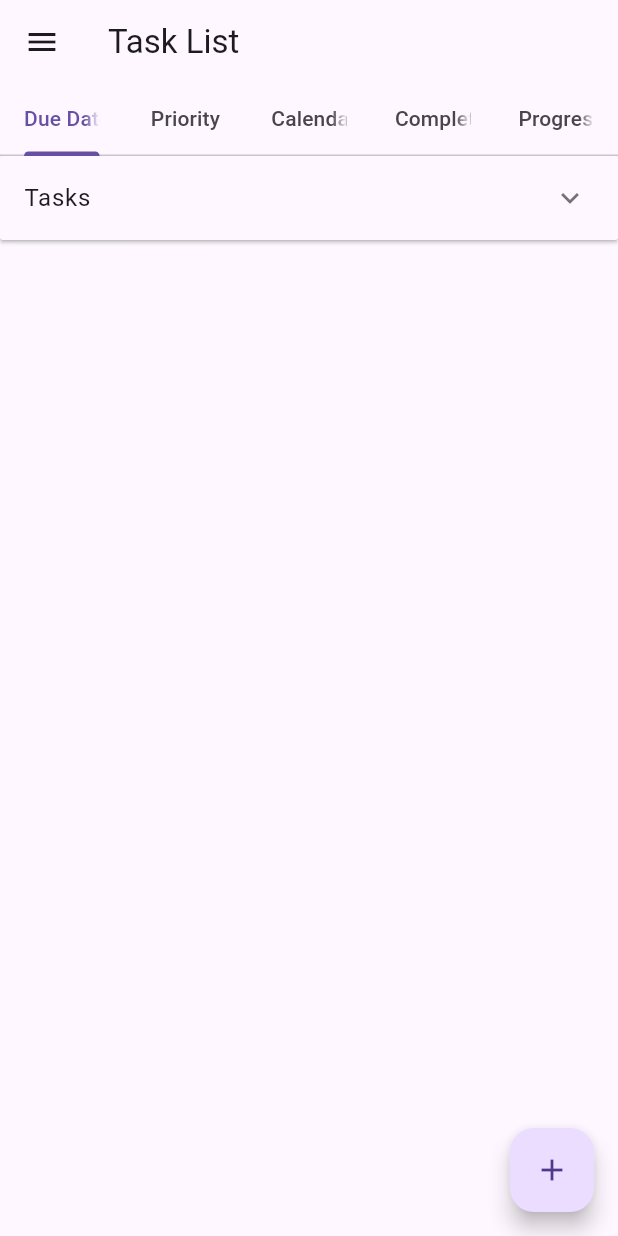
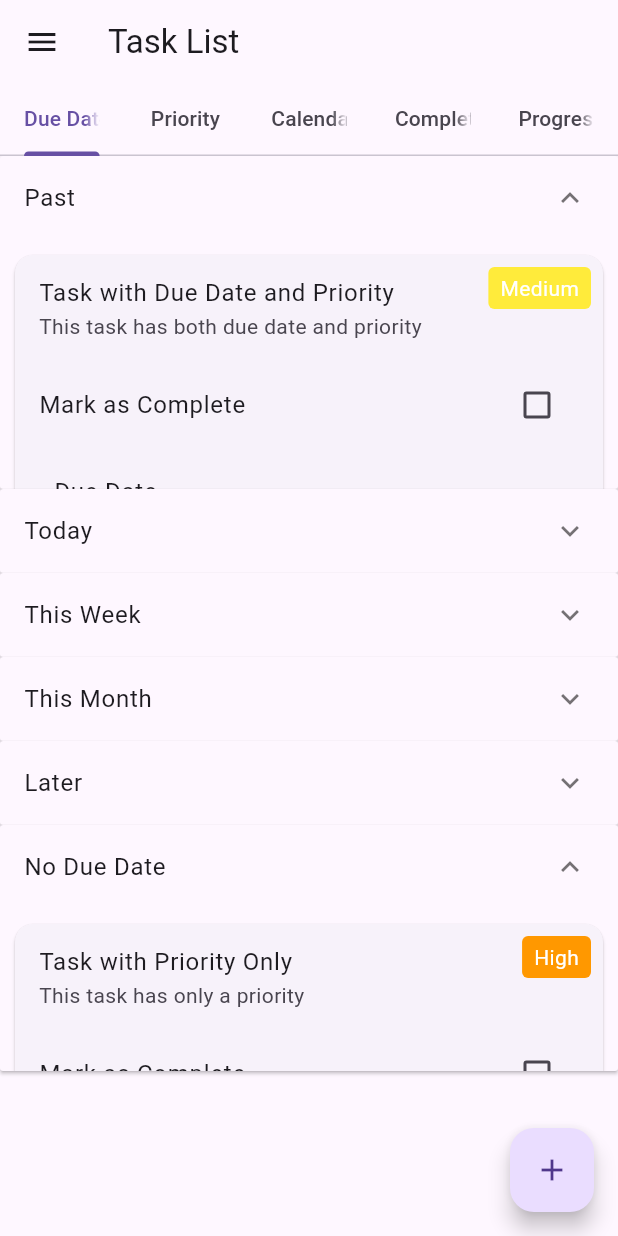
Before and after one commit to Team-1-Seoultech-Adv-SoftEng-2023/Glenn, a Flutter app: the screen it shows after launch, on a phone screen of 412 x 824 dp. Run offline on Flutter 3.47's test engine with Material 3 defaults, Android fonts, the phone set to English and light mode, and no system bars; our stand-ins replace fl_chart, table_calendar.

Commit message:
working collapsable categories

```diff
--- /dev/null
+++ b/lib/category_list_view.dart
@@ -0,0 +1,45 @@
+// category_list_view.dart
+import 'package:flutter/material.dart';
+import 'task/task.dart';
+import 'task/collapsible_task_list.dart';
+
+class CategoryListView extends StatelessWidget {
+  final List<List<Task>> taskCategories;
+  final List<String> categoryNames;
+  final Function(Task, bool) updateTaskCompletionStatus;
+  final Function(Task) onTaskUpdated;
+  final Function(Task) onTaskCreated;
+  final Function(Task) onTaskDeleted;
+
+  CategoryListView({
+    required this.taskCategories,
+    required this.categoryNames,
+    required this.updateTaskCompletionStatus,
+    required this.onTaskUpdated,
+    required this.onTaskCreated,
+    required this.onTaskDeleted,
+  });
+
+  @override
+  Widget build(BuildContext context) {
+    return SingleChildScrollView(
+      child: Column(
+        children: List.generate(
+          taskCategories.length,
+          (index) => _buildTaskCategory(categoryNames[index], taskCategories[index]),
+        ),
+      ),
+    );
+  }
+
+  Widget _buildTaskCategory(String categoryName, List<Task> tasks) {
+    return CollapsibleTaskList(
+      tasks: tasks,
+      updateTaskCompletionStatus: updateTaskCompletionStatus,
+      onTaskUpdated: onTaskUpdated,
+      onTaskCreated: onTaskCreated,
+      onTaskDeleted: onTaskDeleted,
+      name: categoryName,
+    );
+  }
+}
--- /dev/null
+++ b/lib/due_date_list.dart
@@ -0,0 +1,75 @@
+// due_date_list_view.dart
+import 'package:flutter/material.dart';
+import 'task/task.dart';
+import 'category_list_view.dart';
+
+class DueDateListView extends StatelessWidget {
+  final List<Task> tasks;
+  final Function(Task, bool) updateTaskCompletionStatus;
+  final Function(Task) onTaskUpdated;
+  final Function(Task) onTaskCreated;
+  final Function(Task) onTaskDeleted;
+
+  DueDateListView({
+    required this.tasks,
+    required this.updateTaskCompletionStatus,
+    required this.onTaskUpdated,
+    required this.onTaskCreated,
+    required this.onTaskDeleted,
+  });
+
+  @override
+  Widget build(BuildContext context) {
+    // Organize tasks into categories
+    List<Task> pastTasks = [];
+    List<Task> todayTasks = [];
+    List<Task> thisWeekTasks = [];
+    List<Task> thisMonthTasks = [];
+    List<Task> laterTasks = [];
+    List<Task> noDueDateTasks = [];
+
+    DateTime now = DateTime.now();
+
+    for (Task task in tasks) {
+      if (task.hasDueDate) {
+        DateTime dueDate = task.getDueDate()!;
+        if (dueDate.isBefore(now)) {
+          pastTasks.add(task); // Tasks in the past
+        } else if (dueDate.isBefore(now.add(Duration(days: 7)))) {
+          todayTasks.add(task);
+        } else if (dueDate.isBefore(now.add(Duration(days: 30)))) {
+          thisWeekTasks.add(task);
+        } else if (dueDate.isBefore(now.add(Duration(days: 30)))) {
+          thisMonthTasks.add(task);
+        } else {
+          laterTasks.add(task);
+        }
+      } else {
+        noDueDateTasks.add(task);
+      }
+    }
+
+    return CategoryListView(
+      taskCategories: [
+        pastTasks,
+        todayTasks,
+        thisWeekTasks,
+        thisMonthTasks,
+        laterTasks,
+        noDueDateTasks,
+      ],
+      categoryNames: [
+        "Past",
+        "Today",
+        "This Week",
+        "This Month",
+        "Later",
+        "No Due Date",
+      ],
+      updateTaskCompletionStatus: updateTaskCompletionStatus,
+      onTaskUpdated: onTaskUpdated,
+      onTaskCreated: onTaskCreated,
+      onTaskDeleted: onTaskDeleted,
+    );
+  }
+}
--- a/lib/fields/due_date_field.dart
+++ b/lib/fields/due_date_field.dart
@@ -1,3 +1,4 @@
+//due_date_field.dart
 import 'package:flutter/material.dart';
 import 'task_field.dart';
 
--- a/lib/main.dart
+++ b/lib/main.dart
@@ -1,10 +1,12 @@
 //main.dart
+//import main pages
 import 'package:flutter/material.dart';
 import 'task_detail_page.dart'; // Import the task_detail_page.dart file
 import 'task_creation_page.dart'; // Import the task_creation_page.dart file
 import 'completed_tasks_page.dart'; // Import the CompletedTasksPage widget
 import 'calendar_view.dart';
 import 'user_progress_screen.dart';
+import 'due_date_list.dart';
 
 // import task and utilities
 import 'task/task.dart';
@@ -82,6 +84,7 @@ extension IterableExtensions<E> on Iterable<E> {
     return isEmpty ? null : first;
   }
 }
+
 void main() {
   runApp(MaterialApp(
     home: MyApp(tasks: tasks),
@@ -196,23 +199,14 @@ class _MyAppState extends State<MyApp> {
           ),
           body: TabBarView(
             children: [
-              // Wrap CollapsibleTaskList with ListView
-              ListView(
-                shrinkWrap: true,
-                physics: NeverScrollableScrollPhysics(),
-                children: [
-                  CollapsibleTaskList(
-                    tasks: TaskSorter.sortByDueDate(widget.tasks),
+              DueDateListView(
+                tasks: widget.tasks,
                 updateTaskCompletionStatus: _updateTaskCompletionStatus,
-                    onTaskUpdated: (updatedTask) {
-                      // Handle the updated task here
-                      // Optionally, you can update the UI or perform other actions.
-                    },
+                onTaskUpdated: handleTaskUpdated,
                 onTaskCreated: handleTaskCreated,
                 onTaskDeleted: handleTaskDeleted,
               ),
-                ],
-              ),
+
 
               TaskList(
                 tasks: TaskSorter.sortByPriority(widget.tasks),
@@ -254,7 +248,6 @@ class _MyAppState extends State<MyApp> {
             },
             child: const Icon(Icons.add),
           ),
-
         ),
       ),
     );
--- a/lib/task/collapsible_task_list.dart
+++ b/lib/task/collapsible_task_list.dart
@@ -1,15 +1,15 @@
-//expandable_task_list.dart
+// collapsible_task_list.dart
 import 'package:flutter/material.dart';
 import 'task.dart';
-import 'task_card.dart';
 import 'task_list.dart';
 
 class CollapsibleTaskList extends StatefulWidget {
   final List<Task> tasks;
-  final Function(Task) onTaskUpdated; // Add the callback
-  final Function(Task) onTaskCreated; // Add the callback
-  final Function(Task) onTaskDeleted; // Add the callback
+  final Function(Task) onTaskUpdated;
+  final Function(Task) onTaskCreated;
+  final Function(Task) onTaskDeleted;
   final Function(Task, bool) updateTaskCompletionStatus;
+  final String name; // New property to store the category name
 
   const CollapsibleTaskList({
     Key? key,
@@ -18,6 +18,7 @@ class CollapsibleTaskList extends StatefulWidget {
     required this.onTaskUpdated,
     required this.onTaskCreated,
     required this.onTaskDeleted,
+    required this.name, // Added property
   }) : super(key: key);
 
   @override
@@ -25,11 +26,30 @@ class CollapsibleTaskList extends StatefulWidget {
 }
 
 class _CollapsibleTaskListState extends State<CollapsibleTaskList> {
-  bool isExpanded = false;
+  late bool isExpanded;
+  double expandedHeight = 0.0;
+
+  @override
+  void initState() {
+    super.initState();
+    // Check if tasks list is not empty, then expand by default
+    isExpanded = widget.tasks.isNotEmpty;
+    // Calculate the expanded height based on the number of tasks
+    expandedHeight = calculateExpandedHeight(widget.tasks.length);
+  }
+
+  double calculateExpandedHeight(int numberOfTasks) {
+    // Adjust this value based on your requirements
+    const taskHeight = 50.0;
+    const spacingHeight = 8.0;
+    return numberOfTasks * taskHeight + (numberOfTasks - 1) * spacingHeight;
+  }
 
   void toggleExpansion() {
     setState(() {
       isExpanded = !isExpanded;
+      // Recalculate the expanded height when toggling
+      expandedHeight = calculateExpandedHeight(widget.tasks.length);
     });
   }
 
@@ -45,12 +65,12 @@ class _CollapsibleTaskListState extends State<CollapsibleTaskList> {
         ExpansionPanel(
           headerBuilder: (BuildContext context, bool isExpanded) {
             return ListTile(
-              title: Text('Tasks'),
+              title: Text(widget.name), // Display the category name
             );
           },
           body: AnimatedContainer(
             duration: Duration(milliseconds: 500),
-            height: isExpanded ? 200.0 : 0.0,
+            height: isExpanded ? expandedHeight : 0.0,
             child: TaskList(
               tasks: widget.tasks,
               updateTaskCompletionStatus: widget.updateTaskCompletionStatus,
--- a/lib/task/task.dart
+++ b/lib/task/task.dart
@@ -1,3 +1,4 @@
+//task.dart
 import '../fields/task_field.dart';
 import '../fields/priority_field.dart';
 import '../fields/due_date_field.dart';
```
Lines whose indentation alone changed are shown as unchanged.
